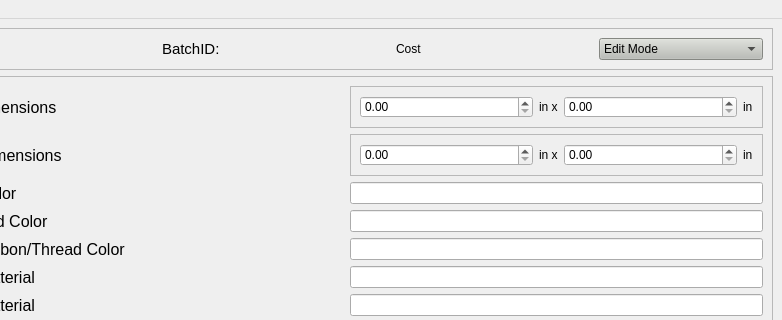
The window that ui/mainwindow.ui (farinc/book-tracker-python) describes before a commit, drawn with Qt 5; both pictures show x 88 to 870 and y 0 to 320 of the 870 by 840 pixel window.
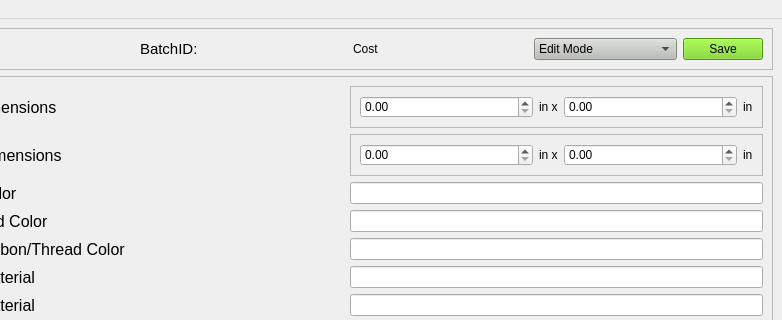
The same window after the commit.

Commit message: Adjusted the mainwindow to include a save button.

```diff
--- a/ui/mainwindow.ui
+++ b/ui/mainwindow.ui
@@ -187,6 +187,18 @@
          </item>
         </widget>
        </item>
+       <item>
+        <widget class="QPushButton" name="buttonSave">
+         <property name="styleSheet">
+          <string notr="true">#buttonSave {
+	background-color: rgb(115, 210, 22);
+}</string>
+         </property>
+         <property name="text">
+          <string>Save</string>
+         </property>
+        </widget>
+       </item>
       </layout>
      </widget>
     </item>
```
Left out of the diff: 816 changed lines with no effect on the pictures.
